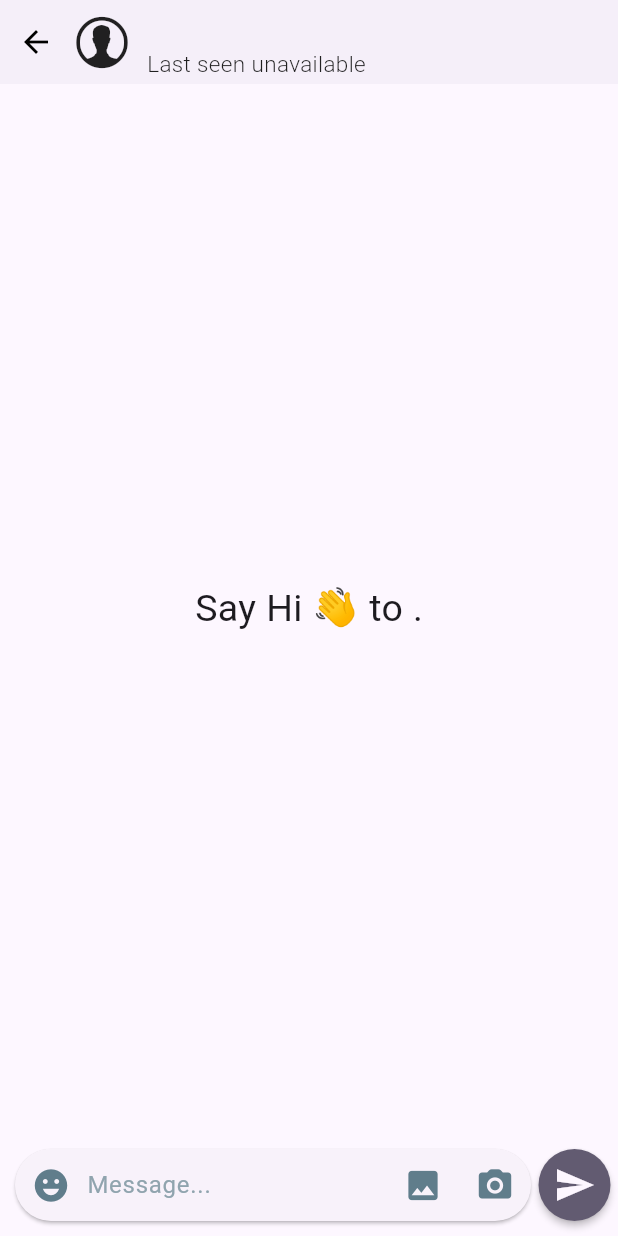
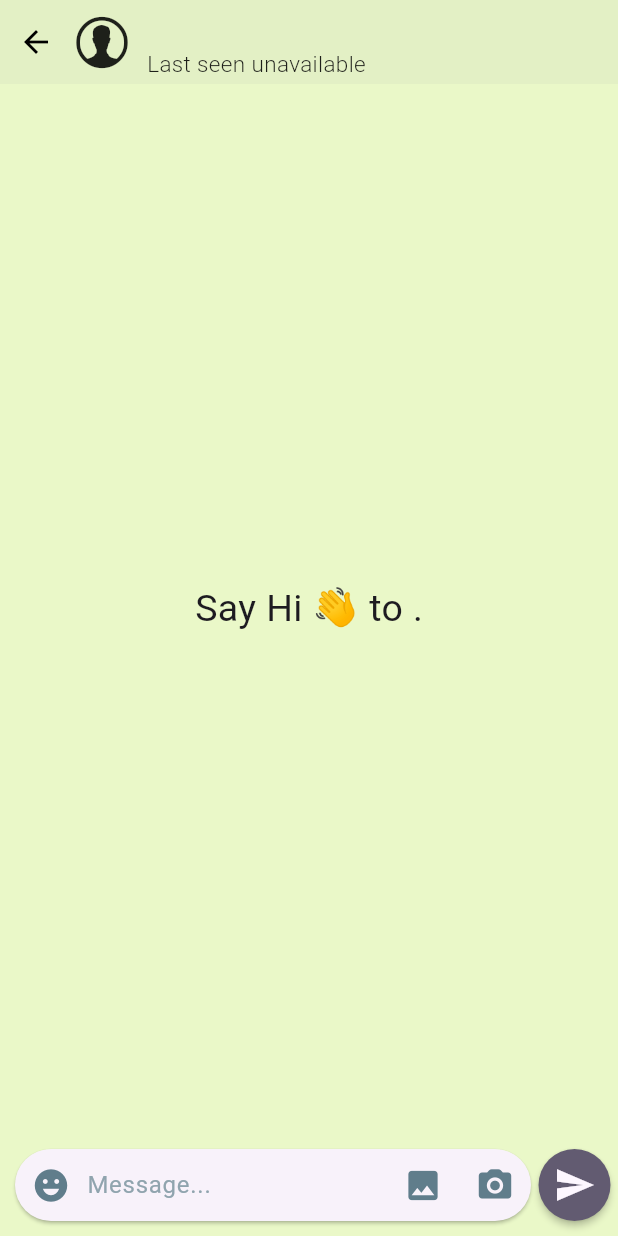
Before and after one commit to devzaq/Fake-Chats, a Flutter app: the ChatScreen screen opened directly with empty values, after a tap on the "emoji emotions" icon, on a phone screen of 412 x 824 dp. Run offline on Flutter 3.47's test engine with Material 3 defaults, Android fonts, the phone set to English and light mode, and no system bars; drawn by our look-alikes of cached_network_image; our stand-ins replace cloud_firestore, emoji_picker_flutter, firebase_auth, firebase_core, firebase_storage, google_fonts and 3 more; missing offline and left inert: dart:ffi; accounts and stored records are empty; network calls fail.

```diff
--- a/lib/api/apis.dart
+++ b/lib/api/apis.dart
@@ -1,6 +1,9 @@
 import 'dart:developer';
+import 'dart:ffi';
 import 'dart:io';
 
+import 'package:emoji_picker_flutter/emoji_picker_flutter.dart';
+import 'package:flutter/foundation.dart' as foundation;
 import 'package:cloud_firestore/cloud_firestore.dart';
 import 'package:firebase_auth/firebase_auth.dart';
 import 'package:firebase_storage/firebase_storage.dart';
--- a/lib/screens/chat_screen.dart
+++ b/lib/screens/chat_screen.dart
@@ -1,11 +1,14 @@
+import 'dart:io';
+
 import 'package:cached_network_image/cached_network_image.dart';
+import 'package:emoji_picker_flutter/emoji_picker_flutter.dart';
 import 'package:flutter/cupertino.dart';
 import 'package:flutter/material.dart';
 import 'package:messages/api/apis.dart';
 import 'package:messages/main.dart';
 import 'package:messages/models/chat_user.dart';
 import 'package:messages/widgets/message_card.dart';
-
+import 'package:flutter/foundation.dart' as foundation;
 import '../models/message.dart';
 
 class ChatScreen extends StatefulWidget {
@@ -18,6 +21,8 @@ class ChatScreen extends StatefulWidget {
 
 class _ChatScreenState extends State<ChatScreen> {
   List<Message> _list = [];
+  bool _emojiShowing = false;
+  final _scrollController = ScrollController();
   final _textController = TextEditingController();
   @override
   Widget build(BuildContext context) {
@@ -26,7 +31,7 @@ class _ChatScreenState extends State<ChatScreen> {
         automaticallyImplyLeading: false,
         flexibleSpace: _appbar(),
       ),
-      // backgroundColor: Color.fromARGB(255, 234, 248, 200),
+      backgroundColor: Color.fromARGB(255, 234, 248, 200),
       body: SafeArea(
         child: Column(
           children: [
@@ -71,7 +76,8 @@ class _ChatScreenState extends State<ChatScreen> {
                     }
                   }),
             ),
-            _chatInput()
+            _chatInput(),
+            _emojiPickerDialog(),
           ],
         ),
       ),
@@ -162,7 +168,11 @@ class _ChatScreenState extends State<ChatScreen> {
                 crossAxisAlignment: CrossAxisAlignment.end,
                 children: [
                   IconButton(
-                      onPressed: () {},
+                      onPressed: () {
+                        setState(() {
+                          _emojiShowing = !_emojiShowing;
+                        });
+                      },
                       icon: const Icon(
                         Icons.emoji_emotions,
                         color: Colors.blueGrey,
@@ -171,6 +181,7 @@ class _ChatScreenState extends State<ChatScreen> {
                   Expanded(
                       child: TextField(
                     controller: _textController,
+                    scrollController: _scrollController,
                     keyboardType: TextInputType.multiline,
                     minLines: 1,
                     maxLines: 6,
@@ -221,4 +232,31 @@ class _ChatScreenState extends State<ChatScreen> {
       ),
     );
   }
+
+  Widget _emojiPickerDialog() {
+    return Offstage(
+      offstage: !_emojiShowing,
+      child: SizedBox(
+        height: 250,
+        child: EmojiPicker(
+          textEditingController: _textController,
+          scrollController: _scrollController,
+          config: Config(
+            // height: 256,
+            checkPlatformCompatibility: true,
+            emojiViewConfig: EmojiViewConfig(
+              emojiSizeMax: 28 * (Platform.isIOS ? 1.2 : 1.0),
+              columns: 7,
+              recentsLimit: 20,
+            ),
+            // swapCategoryAndBottomBar: false,
+            skinToneConfig: const SkinToneConfig(),
+            categoryViewConfig: const CategoryViewConfig(),
+            bottomActionBarConfig: const BottomActionBarConfig(),
+            searchViewConfig: const SearchViewConfig(),
+          ),
+        ),
+      ),
+    );
+  }
 }
--- a/pubspec.yaml
+++ b/pubspec.yaml
@@ -42,6 +42,8 @@ dependencies:
   cached_network_image: ^3.3.1
   image_picker: ^1.1.1
   firebase_storage: ^11.7.5
+  emoji_picker_flutter: ^2.2.0
+  # emoji_picker_flutter: ^1.5.1
 
 dev_dependencies:
   flutter_test:
```
Also changed, not shown: pubspec.lock, 5 other files.
